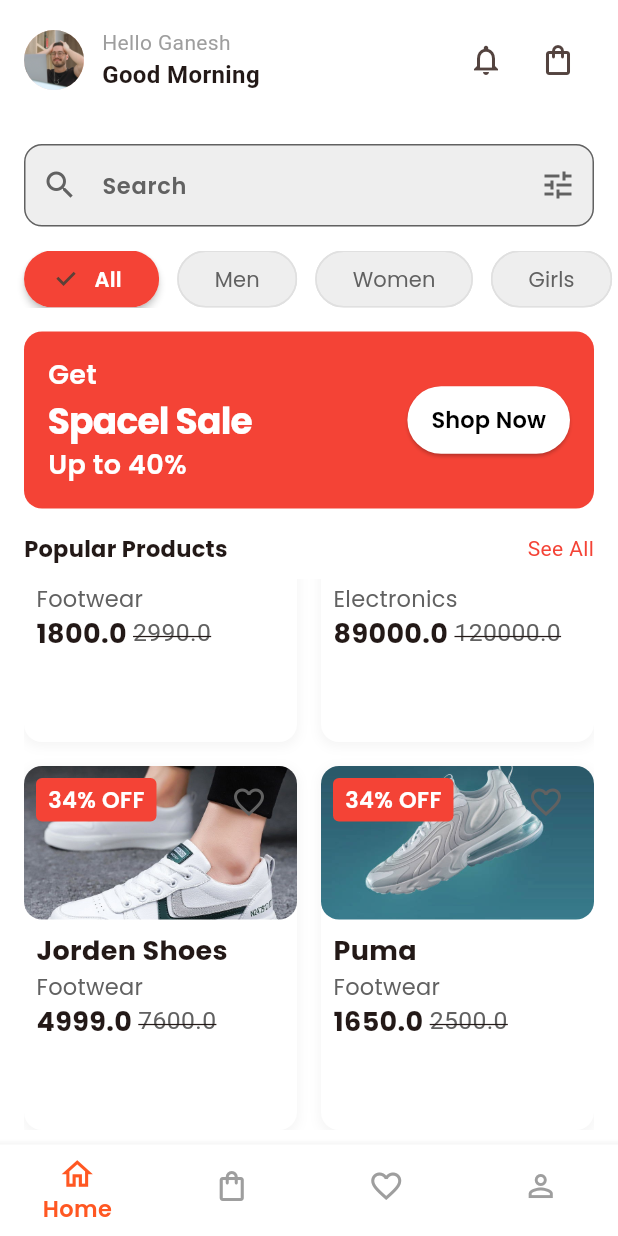
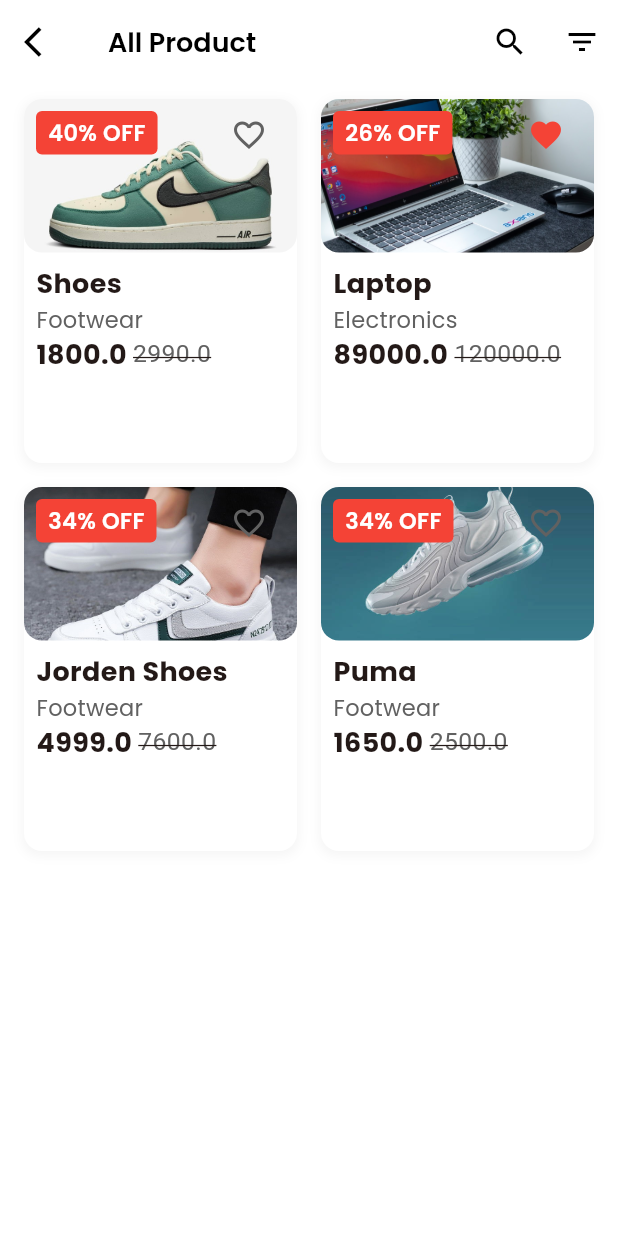
Before and after one commit to ganeshchay2021/E_commerce_modernUI, a Flutter app: the MainScreen screen opened directly, scrolled down 134 dp, after a tap on "See All", on a phone screen of 412 x 824 dp. Run offline on Flutter 3.47's test engine with Material 3 defaults, Android fonts, the phone set to English and light mode, and no system bars; our stand-ins replace bloc, email_validator, flutter_bloc, google_fonts, shared_preferences; accounts and stored records are empty.

Commit message:
all product screen and shopping screen added

```diff
--- a/lib/main.dart
+++ b/lib/main.dart
@@ -26,8 +26,8 @@
           title: 'Fashion Store',
           debugShowCheckedModeBanner: false,
           theme: state is LightThemeState ? AppTheme.light : AppTheme.dark,
-          themeAnimationCurve: Curves.linear,
-          themeAnimationDuration: const Duration(milliseconds: 500),
+          // themeAnimationCurve: Curves.linear,
+          // themeAnimationDuration: const Duration(milliseconds: 500),
           home: const SplashScreen(),
         );
       },
--- /dev/null
+++ b/lib/view/All product/all_product_screen.dart
@@ -0,0 +1,44 @@
+import 'package:e_commerce_modernui/utils/app_text_styles.dart';
+import 'package:e_commerce_modernui/widgets/custom_iconbutton.dart';
+import 'package:e_commerce_modernui/widgets/filtered_bottom_sheet.dart';
+import 'package:e_commerce_modernui/widgets/product_grid.dart';
+import 'package:flutter/material.dart';
+
+class AllProductScreen extends StatelessWidget {
+  const AllProductScreen({super.key});
+
+  @override
+  Widget build(BuildContext context) {
+    final isDark = Theme.of(context).brightness == Brightness.dark;
+    return Scaffold(
+      appBar: AppBar(
+        title: Text(
+          "All Product",
+          style: AppTextstyles.withColor(
+            AppTextstyles.h3,
+            isDark ? Colors.white : Colors.black,
+          ),
+        ),
+        leading: CustomIconbutton(
+          icon: Icons.arrow_back_ios,
+          onTap: () {
+            Navigator.pop(context);
+          },
+        ),
+        actions: [
+          IconButton(
+            onPressed: () {
+              FilteredBottomSheet.show(context);
+            },
+            icon: const Icon(Icons.search),
+          ),
+          IconButton(
+            onPressed: () {},
+            icon: const Icon(Icons.filter_list),
+          ),
+        ],
+      ),
+      body: const Expanded(child: ProductGrid()),
+    );
+  }
+}
--- a/lib/view/Main/main_screen.dart
+++ b/lib/view/Main/main_screen.dart
@@ -1,7 +1,7 @@
-import 'package:e_commerce_modernui/view/cart/cart_screen.dart';
 import 'package:e_commerce_modernui/view/favourite/favorite_screen.dart';
 import 'package:e_commerce_modernui/view/home/home_screen.dart';
 import 'package:e_commerce_modernui/view/profile/profile_screen.dart';
+import 'package:e_commerce_modernui/view/shopping/shopping_screen.dart';
 import 'package:flutter/material.dart';
 
 class MainScreen extends StatefulWidget {
@@ -14,7 +14,7 @@
 class _MainScreenState extends State<MainScreen> {
   final List<Widget> pages = const [
     HomeScreen(),
-    CartScreen(),
+    ShoppingScreen(),
     FavoriteScreen(),
     ProfileScreen(),
   ];
--- a/lib/view/home/home_screen.dart
+++ b/lib/view/home/home_screen.dart
@@ -1,9 +1,11 @@
 import 'package:e_commerce_modernui/utils/app_text_styles.dart';
 import 'package:e_commerce_modernui/utils/assets.dart';
+import 'package:e_commerce_modernui/view/All%20product/all_product_screen.dart';
 import 'package:e_commerce_modernui/widgets/category_chip.dart';
 import 'package:e_commerce_modernui/widgets/custom_search_bar.dart';
 import 'package:e_commerce_modernui/widgets/product_grid.dart';
 import 'package:e_commerce_modernui/widgets/sale_banner.dart';
+import 'package:flutter/cupertino.dart';
 import 'package:flutter/material.dart';
 
 class HomeScreen extends StatelessWidget {
@@ -88,7 +90,14 @@
                   ),
                   const Spacer(),
                   GestureDetector(
-                    onTap: () {},
+                    onTap: () {
+                      Navigator.push(
+                        context,
+                        CupertinoPageRoute(
+                          builder: (context) => const AllProductScreen(),
+                        ),
+                      );
+                    },
                     child: Text(
                       "See All",
                       style: TextStyle(
--- /dev/null
+++ b/lib/view/shopping/shopping_screen.dart
@@ -0,0 +1,55 @@
+import 'package:e_commerce_modernui/utils/app_text_styles.dart';
+import 'package:e_commerce_modernui/widgets/category_chip.dart';
+import 'package:e_commerce_modernui/widgets/filtered_bottom_sheet.dart';
+import 'package:e_commerce_modernui/widgets/product_grid.dart';
+// ignore: unused_import
+import 'package:e_commerce_modernui/widgets/sale_banner.dart';
+import 'package:flutter/material.dart';
+
+class ShoppingScreen extends StatelessWidget {
+  const ShoppingScreen({super.key});
+
+  @override
+  Widget build(BuildContext context) {
+    final isDark = Theme.of(context).brightness == Brightness.dark;
+
+    return Scaffold(
+      appBar: AppBar(
+        title: Text(
+          "Shopping",
+          style: AppTextstyles.withColor(
+            AppTextstyles.h3,
+            isDark ? Colors.white : Colors.black,
+          ),
+        ),
+        actions: [
+          IconButton(
+            onPressed: () {
+              FilteredBottomSheet.show(context);
+            },
+            icon: const Icon(Icons.search),
+          ),
+          IconButton(
+            onPressed: () {},
+            icon: const Icon(Icons.filter_list),
+          ),
+        ],
+      ),
+      body: const SafeArea(
+        child: Column(
+          children: [
+            //category chip
+            CategoryChip(),
+            SizedBox(
+              height: 10,
+            ),
+            //product grid
+            Expanded(
+              child: ProductGrid(),
+            )
+          ],
+        ),
+      ),
+    );
+  }
+}
```
Also changed, not shown: lib/view/All product/app_product_screen.dart (deleted, +0 -15 lines), lib/view/product details/product_details_screen.dart (+0 -9 lines), lib/widgets/filtered_bottom_sheet.dart (added, +165 -0 lines).
